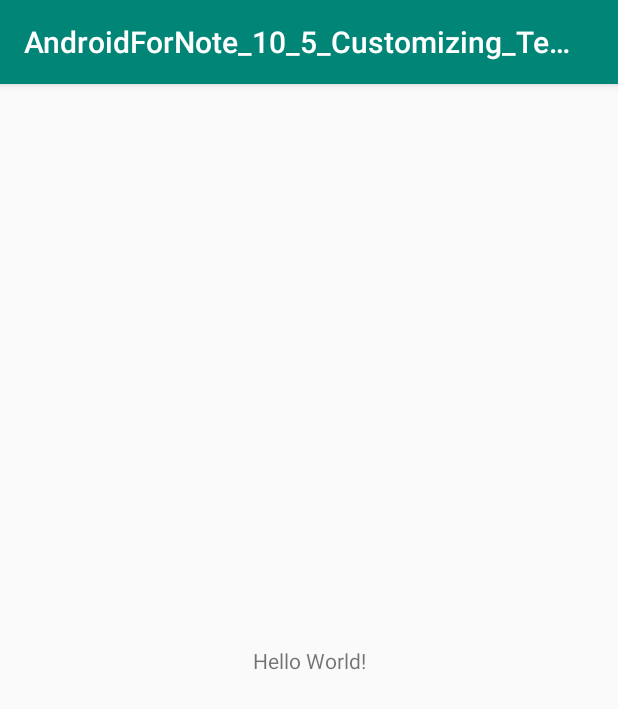
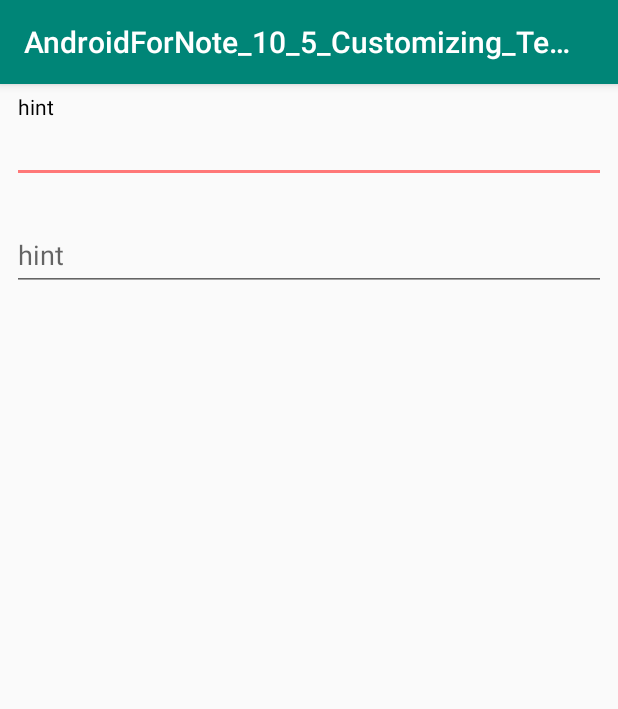
Before and after one commit to akluse/AndroidForNote_10_5_Customizing_TextInputLayout_appearance, an Android app: the screen it shows after launch (MainActivity), on a phone screen of 412 x 824 dp. Shown: the top 709 px of the screen. Run offline under Robolectric (Android 15) with nearby library versions, the phone set to English and light mode, and no system bars.

```diff
--- a/app/build.gradle
+++ b/app/build.gradle
@@ -30,4 +30,5 @@ dependencies {
     testImplementation 'junit:junit:4.12'
     androidTestImplementation 'com.android.support.test:runner:1.0.2'
     androidTestImplementation 'com.android.support.test.espresso:espresso-core:3.0.2'
+    implementation 'com.android.support:design:28.0.0'
 }
--- a/app/src/main/res/layout/activity_main.xml
+++ b/app/src/main/res/layout/activity_main.xml
@@ -6,14 +6,35 @@
         android:layout_width="match_parent"
         android:layout_height="match_parent"
         tools:context=".MainActivity">
+    <android.support.design.widget.TextInputLayout
+            android:layout_width="match_parent"
+            android:layout_height="wrap_content" app:layout_constraintTop_toTopOf="parent"
+            android:layout_marginTop="8dp" app:layout_constraintStart_toStartOf="parent" android:layout_marginLeft="8dp"
+            android:layout_marginStart="8dp" app:layout_constraintEnd_toEndOf="parent" android:layout_marginEnd="8dp"
+            android:layout_marginRight="8dp" android:id="@+id/inputlayout1"
+    app:hintTextAppearance="@style/MyHintStyle"
+    >
 
-    <TextView
-            android:layout_width="wrap_content"
+        <android.support.design.widget.TextInputEditText
+                android:layout_width="match_parent"
+                android:layout_height="wrap_content"
+                android:theme="@style/MyEditText"
+                android:hint="hint"/>
+    </android.support.design.widget.TextInputLayout>
+    <android.support.design.widget.TextInputLayout
+            android:layout_width="0dp"
             android:layout_height="wrap_content"
-            android:text="Hello World!"
-            app:layout_constraintBottom_toBottomOf="parent"
-            app:layout_constraintLeft_toLeftOf="parent"
-            app:layout_constraintRight_toRightOf="parent"
-            app:layout_constraintTop_toTopOf="parent"/>
+            app:layout_constraintStart_toStartOf="parent" android:layout_marginLeft="8dp"
+            android:layout_marginStart="8dp" android:layout_marginEnd="8dp" android:layout_marginRight="8dp"
+            app:layout_constraintEnd_toEndOf="parent" android:layout_marginTop="16dp"
+            app:layout_constraintTop_toBottomOf="@+id/inputlayout1"
+            android:id="@+id/inputlayout2"
+        android:theme="@style/TextInputLayoutWithPrimaryColor"
+    >
 
+        <android.support.design.widget.TextInputEditText
+                android:layout_width="match_parent"
+                android:layout_height="wrap_content"
+                android:hint="hint"/>
+    </android.support.design.widget.TextInputLayout>
 </android.support.constraint.ConstraintLayout>
--- a/app/src/main/res/values/styles.xml
+++ b/app/src/main/res/values/styles.xml
@@ -7,5 +7,18 @@
         <item name="colorPrimaryDark">@color/colorPrimaryDark</item>
         <item name="colorAccent">@color/colorAccent</item>
     </style>
+    <style name="MyHintStyle" parent="TextAppearance.AppCompat.Small">
+        <item name="android:textColor">@color/black</item>
+    </style>
 
+    <style name="MyEditText" parent="Theme.AppCompat.Light">
+        <item name="colorControlNormal">@color/indigo</item>
+        <item name="colorControlActivated">@color/pink</item>
+    </style>
+    <style name="TextInputLayoutWithPrimaryColor" parent="Widget.Design.TextInputLayout">
+        <item name="colorAccent">@color/colorPrimary</item>
+    </style>
+    <color name="black">#000</color>
+    <color name="indigo">#0378B4</color>
+    <color name="pink">#FF7878</color>
 </resources>
```
